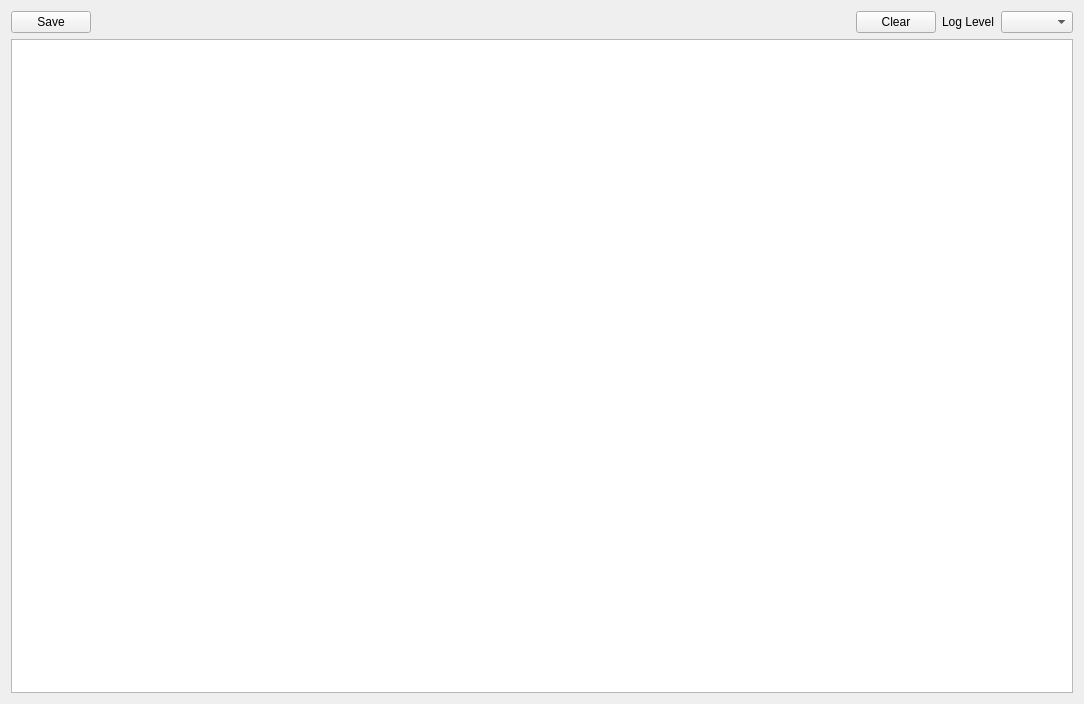
Before: the Qt Designer form host/applications/qtmon/logwindow.ui in tag-designs/software, drawn with Qt 5.
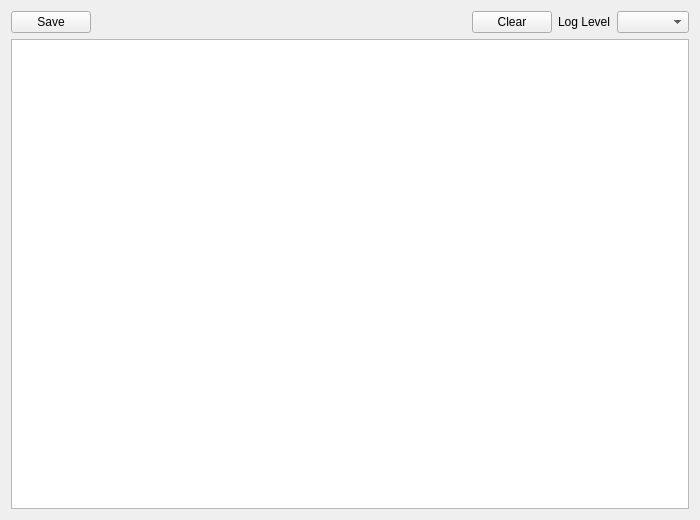
After: the same form once the commit is applied.

Patch:
```diff
--- a/host/applications/qtmon/logwindow.ui
+++ b/host/applications/qtmon/logwindow.ui
@@ -6,8 +6,8 @@
    <rect>
     <x>0</x>
     <y>0</y>
-    <width>1084</width>
-    <height>704</height>
+    <width>700</width>
+    <height>520</height>
    </rect>
   </property>
   <property name="windowTitle">
@@ -67,6 +67,18 @@
    </item>
    <item>
     <widget class="QTextEdit" name="logTextEdit">
+     <property name="sizePolicy">
+      <sizepolicy hsizetype="Expanding" vsizetype="Preferred">
+       <horstretch>0</horstretch>
+       <verstretch>1</verstretch>
+      </sizepolicy>
+     </property>
+     <property name="minimumSize">
+      <size>
+       <width>0</width>
+       <height>380</height>
+      </size>
+     </property>
      <property name="toolTip">
       <string>log of error messages</string>
      </property>
```
